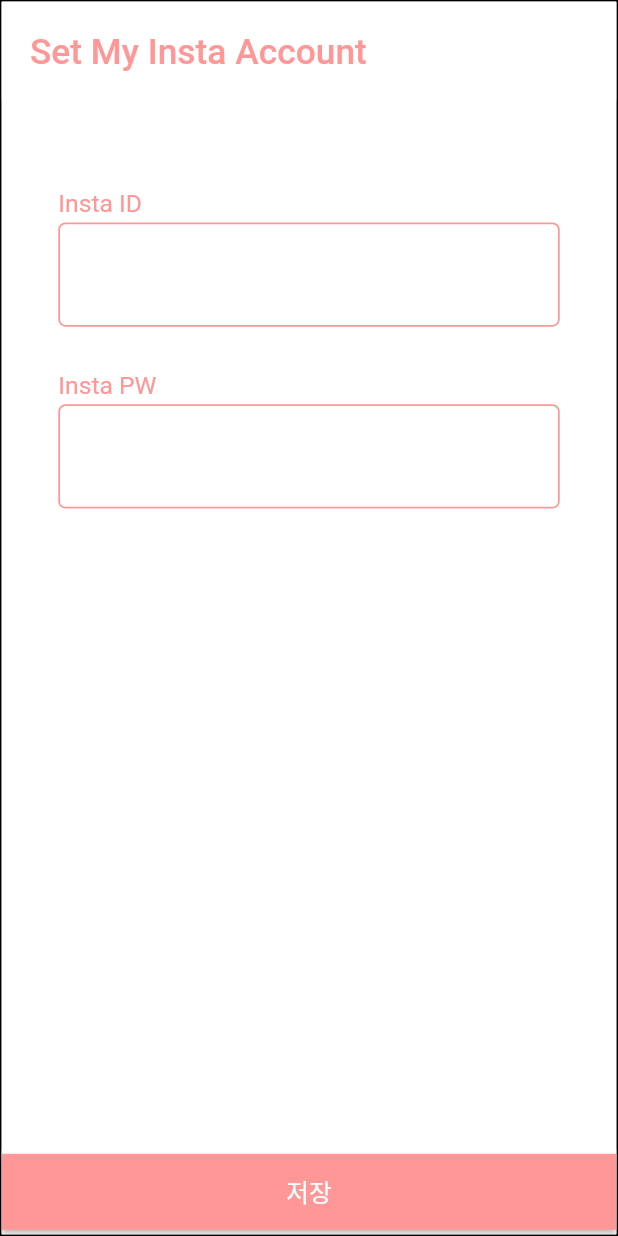
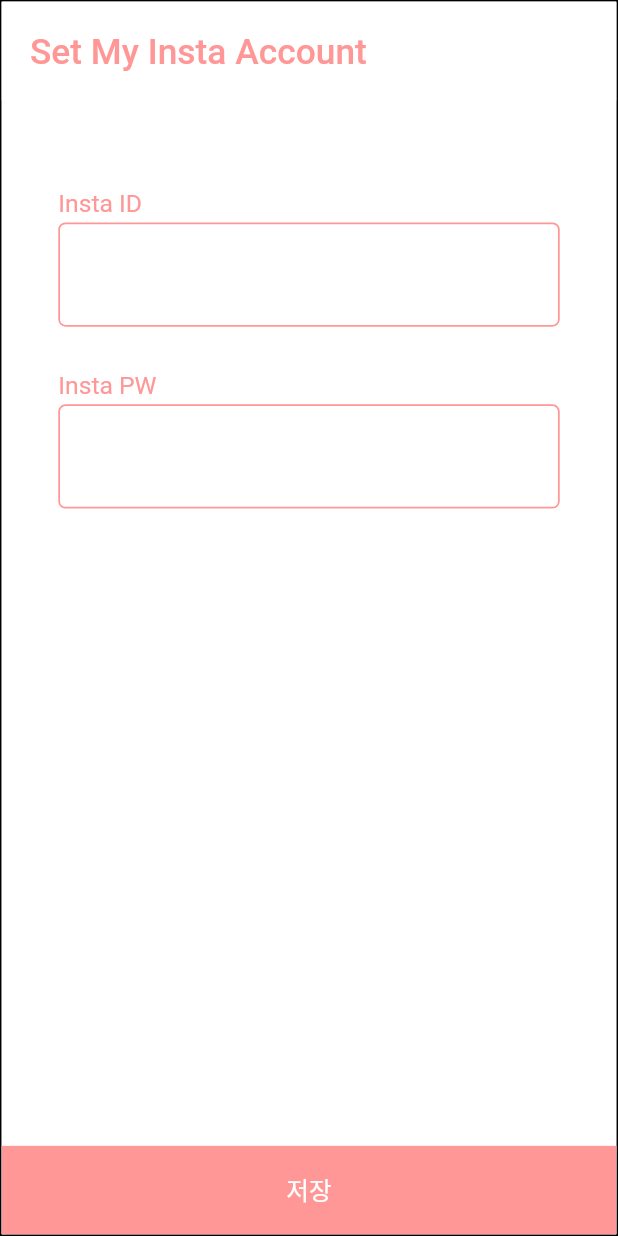
Before and after one commit to dev-tryit/insta_crawller_flutter, a Flutter app: the InstaAccountSettingPage widget shown alone on an empty page, opened directly, on a phone screen of 412 x 824 dp. Run offline on Flutter 3.47's test engine with Material 2 defaults, Android fonts, the phone set to English and light mode, and no system bars; our stand-ins replace animate_do, card_swiper, cloud_firestore, email_validator, firebase_auth, firebase_core and 9 more; missing offline and left inert: emojis, firedart, logger_flutter, puppeteer, unsplash_client, window_manager; accounts and stored records are empty; Roboto replaces fonts that are missing (Coiny).

```diff
--- a/_code/lib/page/InstaAccountSettingPage.dart
+++ b/_code/lib/page/InstaAccountSettingPage.dart
@@ -59,11 +59,9 @@ class InstaAccountSettingPage extends StatelessWidget {
       ),
       bottomSheet: SizedBox(
         width: double.infinity,
+        height: 50,
         child: ElevatedButton(
-          child: Padding(
-            padding: const EdgeInsets.all(11.0),
-            child: const Text("저장"),
-          ),
+          child: const Text("저장"),
           style: ElevatedButton.styleFrom(
             shape: const RoundedRectangleBorder(),
             primary: MyTheme.mainColor,
```
Also changed, not shown: 2 other files.
